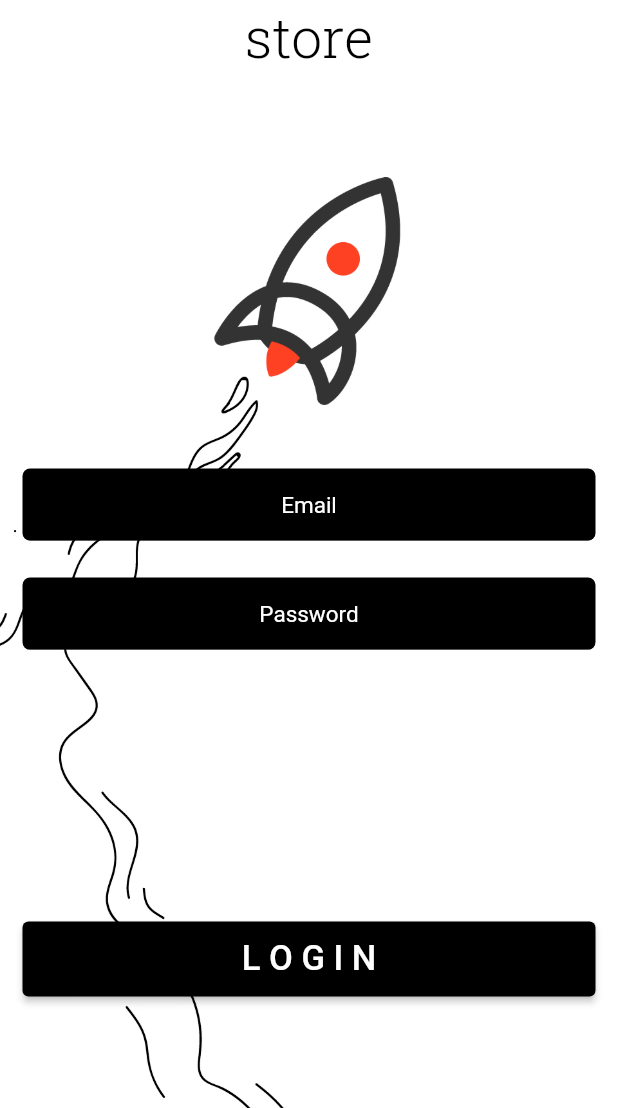
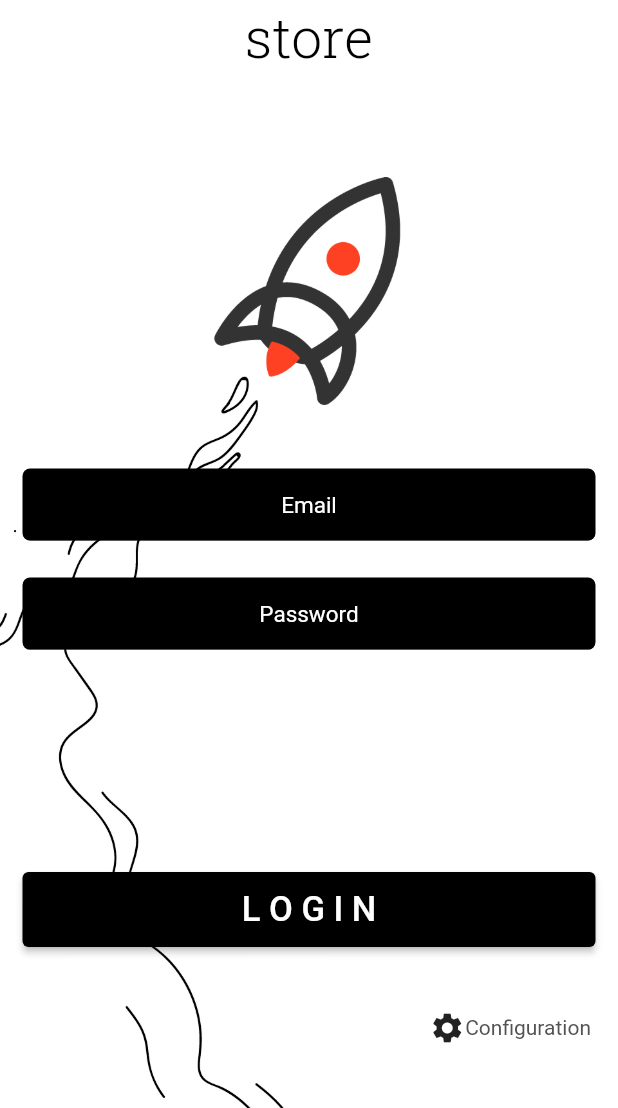
Before and after one commit to villalobosleandro/rocket-store-flutter, a Flutter app: the screen it shows after launch, on a phone screen of 412 x 824 dp, the part 128-1236 px from its top. Run offline on Flutter 3.47's test engine with Material 2 defaults, Android fonts, the phone set to English and light mode, and no system bars; our stand-ins replace flutter_rating_bar, flutter_secure_storage, flutter_svg, flutter_swiper, fluttertoast; missing offline and left inert: animated_floatactionbuttons, meteorify, moment.

Commit message:
se agrego una vista de configuracion para que el usuario pueda ingresar la url del backend a donde se conectara la aplicacion

```diff
--- a/lib/containers/login/login_screen.dart
+++ b/lib/containers/login/login_screen.dart
@@ -2,9 +2,11 @@ import 'package:flutter/cupertino.dart';
 import 'package:flutter/material.dart';
 import 'package:flutter/services.dart';
 import 'package:fluttertoast/fluttertoast.dart';
-import 'package:rocket_store_flutter/api/auth_api.dart';
-import 'package:rocket_store_flutter/utils/dialogs.dart';
 
+import './../../api/auth_api.dart';
+import './../../utils/dialogs.dart';
+import './../../utils/app_config.dart';
+import './../../utils/globals.dart' as globals;
 import '../../utils/responsive.dart';
 
 class Login extends StatefulWidget {
@@ -22,6 +24,8 @@ class _LoginState extends State<Login> {
   final _authAPI = AuthApi();
 
   _login() async {
+//    print('-------------------------------------');
+//    print(globals.url);
     if(isFetching) return;
     if(formValid) {
       setState(() {
@@ -144,18 +148,6 @@ class _LoginState extends State<Login> {
                         ),
 
                         SizedBox(height: responsive.hp(20)),
-//
-//                        Container(
-//                          width: responsive.wp(25),
-//                          height: responsive.wp(25),
-//                          margin: EdgeInsets.only(top: size.width * 0.1),
-//                          decoration: BoxDecoration(
-//                            image: DecorationImage(
-//                                image: AssetImage('assets/images/rocketB.png'),
-//                                fit: BoxFit.scaleDown
-//                            ),
-//                          ),
-//                        ),
 
                         SizedBox(height: responsive.hp(12)),
 
@@ -219,7 +211,7 @@ class _LoginState extends State<Login> {
                           ),
                         ),
 
-                        SizedBox(height: responsive.hp(22)),
+                        AppConfig.debugMode ? SizedBox(height: responsive.hp(18)) : SizedBox(height: responsive.hp(22)),
 
                         ButtonTheme(
                           minWidth: size.width - 30,
@@ -241,6 +233,29 @@ class _LoginState extends State<Login> {
                             ),
                           ),
                         ),
+
+                        AppConfig.debugMode ? Expanded(
+                          flex: 2,
+                          child: InkWell(
+                            onTap: () {
+                              Navigator.of(context).pushNamedAndRemoveUntil('configuration', (Route<dynamic> route) => false);
+                            },
+                            child: Container(
+                              alignment: Alignment(1, 0),
+                              child: Padding(
+                                padding: const EdgeInsets.only(right: 18.0),
+                                child: Row(
+                                  // crossAxisAlignment: CrossAxisAlignment.end,
+                                  mainAxisAlignment: MainAxisAlignment.end,
+                                  children: <Widget>[
+                                    Icon(Icons.settings),
+                                    Text('Configuration')
+                                  ],
+                                ),
+                              ),
+                            ),
+                          ),
+                        ) : Container()
                       ],
                     ),
                   ),
--- a/lib/containers/splash/splash.dart
+++ b/lib/containers/splash/splash.dart
@@ -5,6 +5,7 @@ import 'package:flutter_secure_storage/flutter_secure_storage.dart';
 
 import './../../api/auth_api.dart';
 import './../../utils/app_config.dart';
+import './../../utils/globals.dart' as globals;
 
 class SplashPage extends StatefulWidget {
   @override
@@ -24,7 +25,7 @@ class _SplashPageState extends State<SplashPage> {
 
   connectionBackend() async {
     try{
-      final response = await Meteor.connect(AppConfig.apiHost);
+      final response = await Meteor.connect(globals.url);
 
       if(response != null) {
         print('status = $response');
--- a/lib/main.dart
+++ b/lib/main.dart
@@ -8,6 +8,7 @@ import './containers/details/details_screen.dart';
 import './containers/shoppingCart/shoppingCart.dart';
 import './hooks/useGetAsyncStorageProduct.dart';
 import './containers/listInvoices/listInvoices.dart';
+import './containers/configuration/configuration.dart';
 
 void main() {
   runApp(MyApp());
@@ -24,6 +25,8 @@ class MyApp extends StatelessWidget {
       'detailScreen': (BuildContext context) => DetailsScreen(),
       'shoppingCart': (BuildContext context) => ShoppingCart(),
       'listInvoices': (BuildContext context) => ListInvoices(),
+      'configuration': (BuildContext context) => Configuration(),
+      'splashPage': (BuildContext context) => SplashPage()
     };
 
     return MultiProvider(
--- a/lib/utils/app_config.dart
+++ b/lib/utils/app_config.dart
@@ -1,6 +1,9 @@
+import './globals.dart' as globals;
+
 class AppConfig {
-  static const apiHost = "ws://192.168.0.181:200/websocket";
-//  static const apiHost = "ws://ee699a207275.ngrok.io/websocket";
+//  static var apiHost = globals.url;
+//  static const apiHost = "ws://333ad25e2291.ngrok.io/websocket";
+  static const debugMode = true;
 
 }
 
--- /dev/null
+++ b/lib/utils/globals.dart
@@ -0,0 +1,6 @@
+
+library my_prj.globals;
+
+var devUrl = 'ws://192.168.0.181:200/websocket';
+var productionUrl = 'ws://bcee59a7b8da.ngrok.io/websocket';
+var url = devUrl;
```
Also changed, not shown: lib/containers/configuration/configuration.dart (added, +114 -0 lines), lib/containers/home/home_screen.dart (+5 -3 lines), lib/containers/listInvoices/listInvoices.dart (+53 -2 lines), lib/provider/carritoInfo.dart (deleted, +0 -14 lines).
